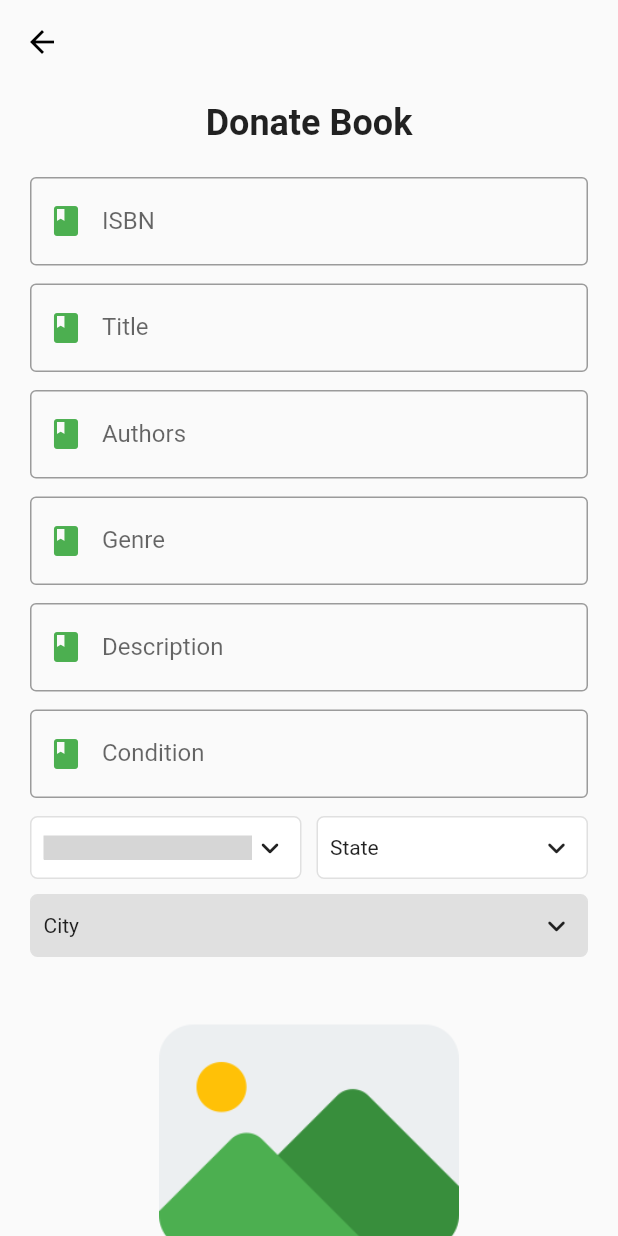
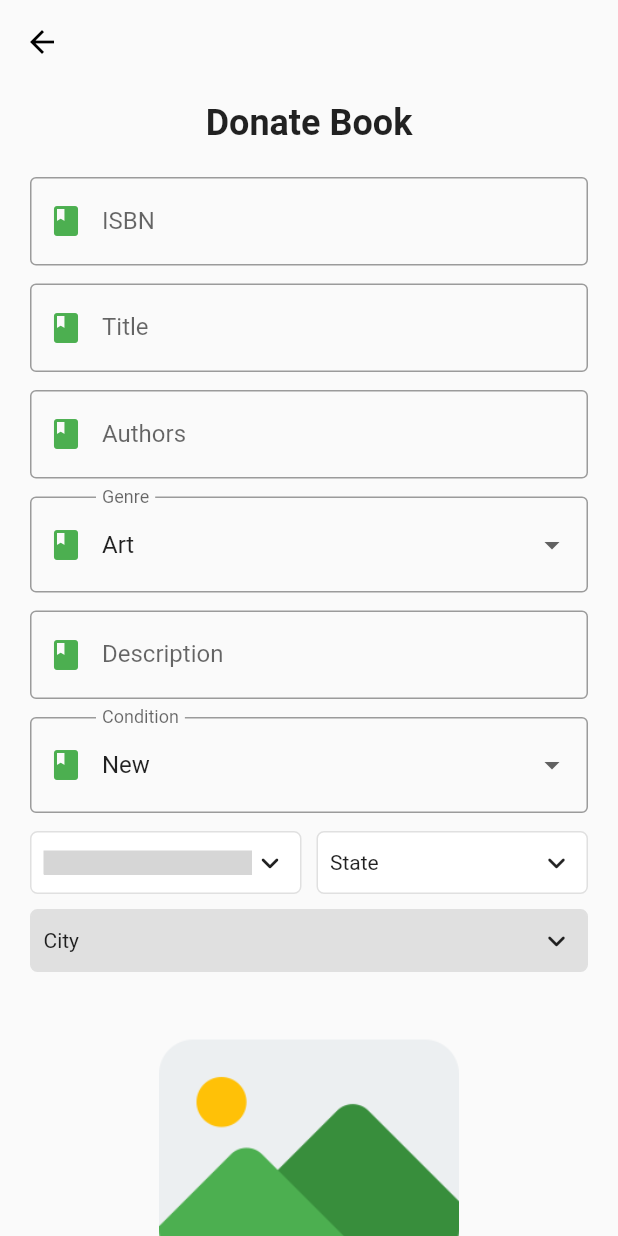
Before and after one commit to varun2430/book_bounty, a Flutter app: the DonateScreen screen opened directly, on a phone screen of 412 x 824 dp. Run offline on Flutter 3.47's test engine with Material 2 defaults, Android fonts, the phone set to English and light mode, and no system bars; drawn by our look-alikes of csc_picker; our stand-ins replace cloud_firestore, firebase_auth, firebase_core, firebase_storage, flutter_svg, image_picker; accounts and stored records are empty; grey boxes are pictures that could not be loaded.

Commit message:
Genre, Condition feature Improved

```diff
--- a/lib/screens/donate/components/body.dart
+++ b/lib/screens/donate/components/body.dart
@@ -20,6 +20,53 @@ String imageURL = '';
 String selectedImagePath = '';
 
 class _BodyState extends State<Body> {
+  _BodyState() {
+    selectedCondition = conditions[0];
+    selectedGenre = genres[0];
+  }
+  final conditions = ["New", "Good", "Better", "Poor"];
+  final genres = [
+    'Art',
+    'Biography',
+    'Business',
+    'Chick Lit',
+    'Children',
+    'Christian',
+    'Classics',
+    'Comics',
+    'Contemporary',
+    'Cookbooks',
+    'Crime',
+    'Ebooks',
+    'Fantasy',
+    'Fiction',
+    'Gay and Lesbian',
+    'Graphic Novels',
+    'Historical Fiction',
+    'History',
+    'Horror',
+    'Humor and Comedy',
+    'Manga',
+    'Memoir',
+    'Music',
+    'Mystery',
+    'Nonfiction',
+    'Paranormal',
+    'Philosophy',
+    'Poetry',
+    'Psychology',
+    'Religion',
+    'Romance',
+    'Science',
+    'Science Fiction',
+    'Self Help',
+    'Suspense',
+    'Spirituality',
+    'Sports',
+    'Thriller',
+    'Travel',
+    'Young Adult'
+  ];
   final _formKey = GlobalKey<FormState>();
   final isbnController = TextEditingController();
   final titleController = TextEditingController();
@@ -29,7 +76,7 @@ class _BodyState extends State<Body> {
   final imageController = TextEditingController();
   final conditionController = TextEditingController();
   final locationController = TextEditingController();
-
+  String? selectedCondition = '', selectedGenre = '';
   @override
   void dispose() {
     isbnController.dispose();
@@ -68,10 +115,10 @@ class _BodyState extends State<Body> {
       'isbn': isbnController.text.trim(),
       'title': titleController.text.trim(),
       'author': authorController.text.trim(),
-      'genre': genreController.text.trim(),
+      'genre': selectedGenre,
       'description': descriptionController.text.trim(),
       'image': imageURL,
-      'condition': conditionController.text.trim(),
+      'condition': selectedCondition,
       'location': "$stateValue, $cityValue",
       'donated_by': FirebaseAuth.instance.currentUser!.uid,
       'applied_by': [],
@@ -173,9 +220,15 @@ class _BodyState extends State<Body> {
                   ),
                   Padding(
                     padding: const EdgeInsets.only(bottom: 12),
-                    child: TextFormField(
-                      controller: genreController,
-                      textInputAction: TextInputAction.next,
+                    child: DropdownButtonFormField(
+                      value: selectedGenre,
+                      items: genres
+                          .map((e) => DropdownMenuItem(
+                                value: e,
+                                child: Text(e),
+                              ))
+                          .toList(),
+                      onChanged: (val) {},
                       decoration: const InputDecoration(
                         border: OutlineInputBorder(
                             borderSide: BorderSide(color: Colors.black)),
@@ -190,6 +243,23 @@ class _BodyState extends State<Body> {
                         hintText: 'Genre',
                       ),
                     ),
+                    // TextFormField(
+                    //   controller: genreController,
+                    //   textInputAction: TextInputAction.next,
+                    //   decoration: const InputDecoration(
+                    //     border: OutlineInputBorder(
+                    //         borderSide: BorderSide(color: Colors.black)),
+                    //     focusedBorder: OutlineInputBorder(
+                    //         borderSide:
+                    //             BorderSide(color: Color(0xFF66ffee), width: 2)),
+                    //     prefixIcon: Icon(
+                    //       Icons.book,
+                    //       color: Colors.green,
+                    //     ),
+                    //     labelText: 'Genre',
+                    //     hintText: 'Genre',
+                    //   ),
+                    // ),
                   ),
                   Padding(
                     padding: const EdgeInsets.only(bottom: 12),
@@ -213,9 +283,15 @@ class _BodyState extends State<Body> {
                   ),
                   Padding(
                     padding: const EdgeInsets.only(bottom: 12),
-                    child: TextFormField(
-                      controller: conditionController,
-                      textInputAction: TextInputAction.next,
+                    child: DropdownButtonFormField(
+                      value: selectedCondition,
+                      items: conditions
+                          .map((e) => DropdownMenuItem(
+                                value: e,
+                                child: Text(e),
+                              ))
+                          .toList(),
+                      onChanged: (val) {},
                       decoration: const InputDecoration(
                         border: OutlineInputBorder(
                             borderSide: BorderSide(color: Colors.black)),
@@ -230,6 +306,23 @@ class _BodyState extends State<Body> {
                         hintText: 'Condition',
                       ),
                     ),
+                    // TextFormField(
+                    //   controller: conditionController,
+                    //   textInputAction: TextInputAction.next,
+                    //   decoration: const InputDecoration(
+                    //     border: OutlineInputBorder(
+                    //         borderSide: BorderSide(color: Colors.black)),
+                    //     focusedBorder: OutlineInputBorder(
+                    //         borderSide:
+                    //             BorderSide(color: Color(0xFF66ffee), width: 2)),
+                    //     prefixIcon: Icon(
+                    //       Icons.book,
+                    //       color: Colors.green,
+                    //     ),
+                    //     labelText: 'Condition',
+                    //     hintText: 'Condition',
+                    //   ),
+                    // ),
                   ),
                   Padding(
                     padding: const EdgeInsets.only(bottom: 20),
```
